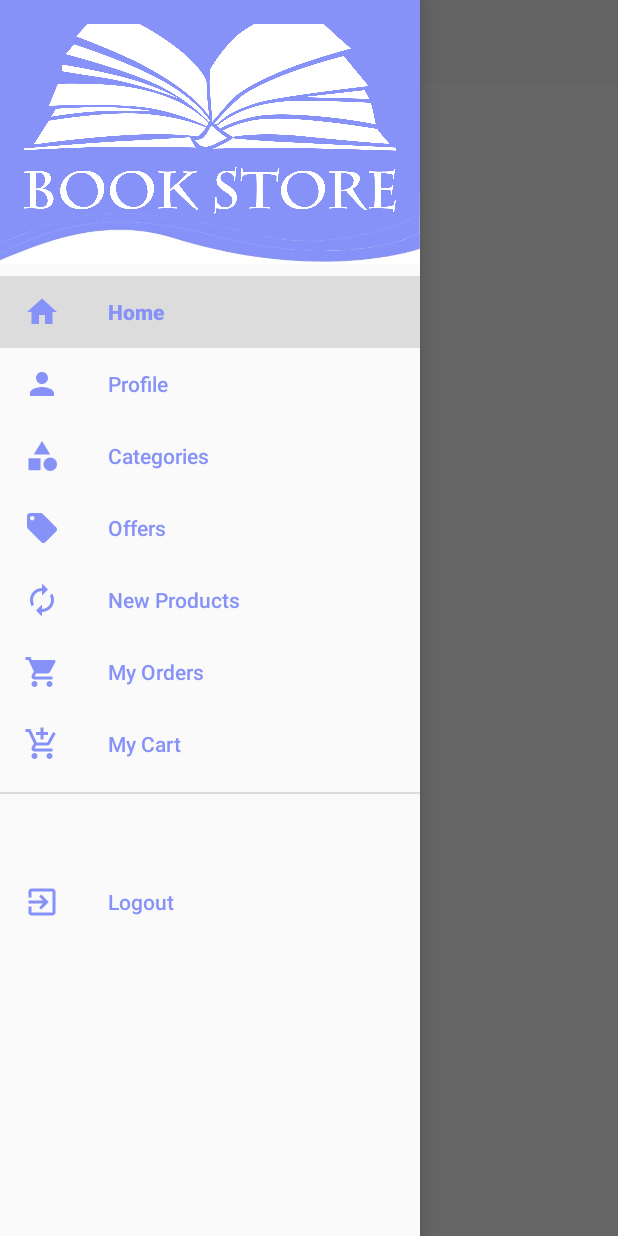
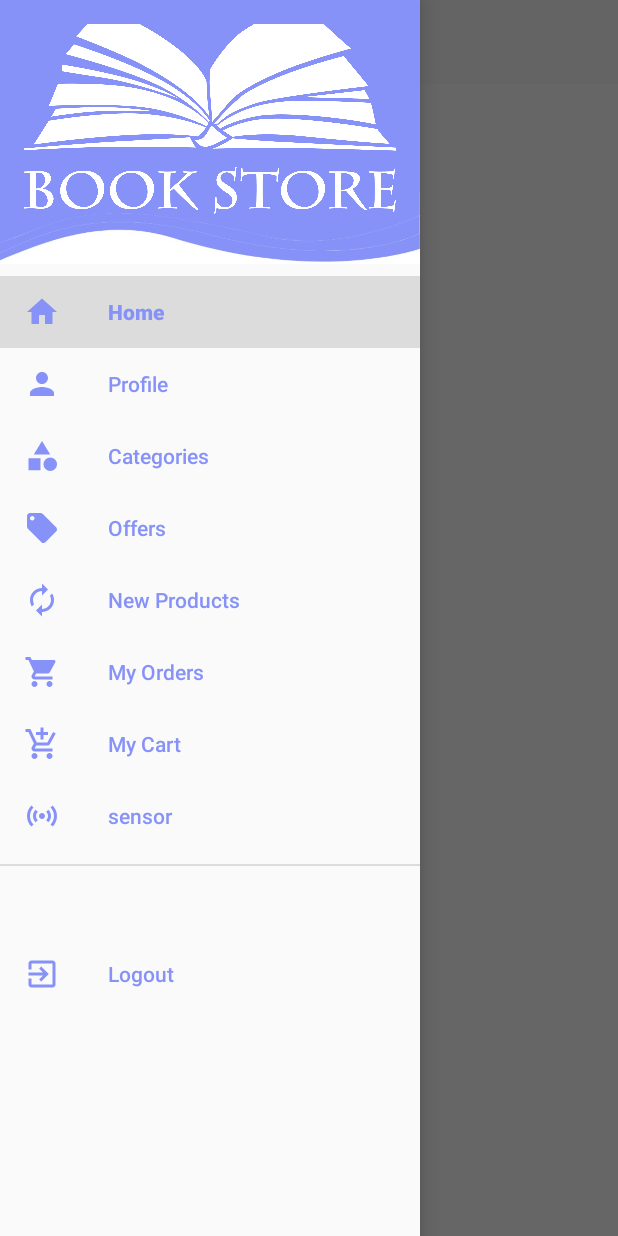
Before and after one commit to anagorea/ProjectCM, an Android app: the HomeActivity screen opened directly, with no data from a screen before it, with the side drawer open, on a phone screen of 412 x 824 dp. Run offline under Robolectric (Android 15) with nearby library versions, the phone set to English and light mode, and no system bars; our stand-ins replace Firebase (no records; nobody signed in at launch, a user with empty details on screens opened directly).

Commit message:
commit12

```diff
--- a/app/src/main/AndroidManifest.xml
+++ b/app/src/main/AndroidManifest.xml
@@ -16,9 +16,13 @@
         android:usesCleartextTraffic="true"
         tools:targetApi="31">
         <activity
+            android:name=".SensorActivity"
+            android:exported="false"
+            android:theme="@style/Theme.AppCompat.Light.NoActionBar"/>
+        <activity
             android:name=".activities.NavCategoryActivity"
             android:exported="true"
-            android:theme="@style/Theme.AppCompat.Light.NoActionBar"/>
+            android:theme="@style/Theme.AppCompat.Light.NoActionBar" />
         <activity
             android:name=".activities.DetailedActivity"
             android:exported="true"
--- /dev/null
+++ b/app/src/main/res/drawable/sensor.xml
@@ -0,0 +1,5 @@
+<vector android:height="24dp" android:tint="#000000"
+    android:viewportHeight="24" android:viewportWidth="24"
+    android:width="24dp" xmlns:android="http://schemas.android.com/apk/res/android">
+    <path android:fillColor="@android:color/white" android:pathData="M7.76,16.24C6.67,15.16 6,13.66 6,12s0.67,-3.16 1.76,-4.24l1.42,1.42C8.45,9.9 8,10.9 8,12c0,1.1 0.45,2.1 1.17,2.83L7.76,16.24zM16.24,16.24C17.33,15.16 18,13.66 18,12s-0.67,-3.16 -1.76,-4.24l-1.42,1.42C15.55,9.9 16,10.9 16,12c0,1.1 -0.45,2.1 -1.17,2.83L16.24,16.24zM12,10c-1.1,0 -2,0.9 -2,2s0.9,2 2,2s2,-0.9 2,-2S13.1,10 12,10zM20,12c0,2.21 -0.9,4.21 -2.35,5.65l1.42,1.42C20.88,17.26 22,14.76 22,12s-1.12,-5.26 -2.93,-7.07l-1.42,1.42C19.1,7.79 20,9.79 20,12zM6.35,6.35L4.93,4.93C3.12,6.74 2,9.24 2,12s1.12,5.26 2.93,7.07l1.42,-1.42C4.9,16.21 4,14.21 4,12S4.9,7.79 6.35,6.35z"/>
+</vector>
--- a/app/src/main/res/menu/nav_menu.xml
+++ b/app/src/main/res/menu/nav_menu.xml
@@ -41,6 +41,11 @@
             android:id="@+id/nav_cart"
             android:icon="@drawable/nav_cart"
             android:title="My Cart"/>
+
+        <item
+            android:id="@+id/nav_sensor"
+            android:icon="@drawable/sensor"
+            android:title="sensor"/>
     </group>
     <item
         android:title="">
```
Also changed, not shown: app/src/main/java/com/example/ecommerce3/SensorActivity.java (added, +46 -0 lines), app/src/main/java/com/example/ecommerce3/activities/HomeActivity.java (+12 -0 lines), app/src/main/res/layout/activity_sensor.xml (added, +19 -0 lines).
